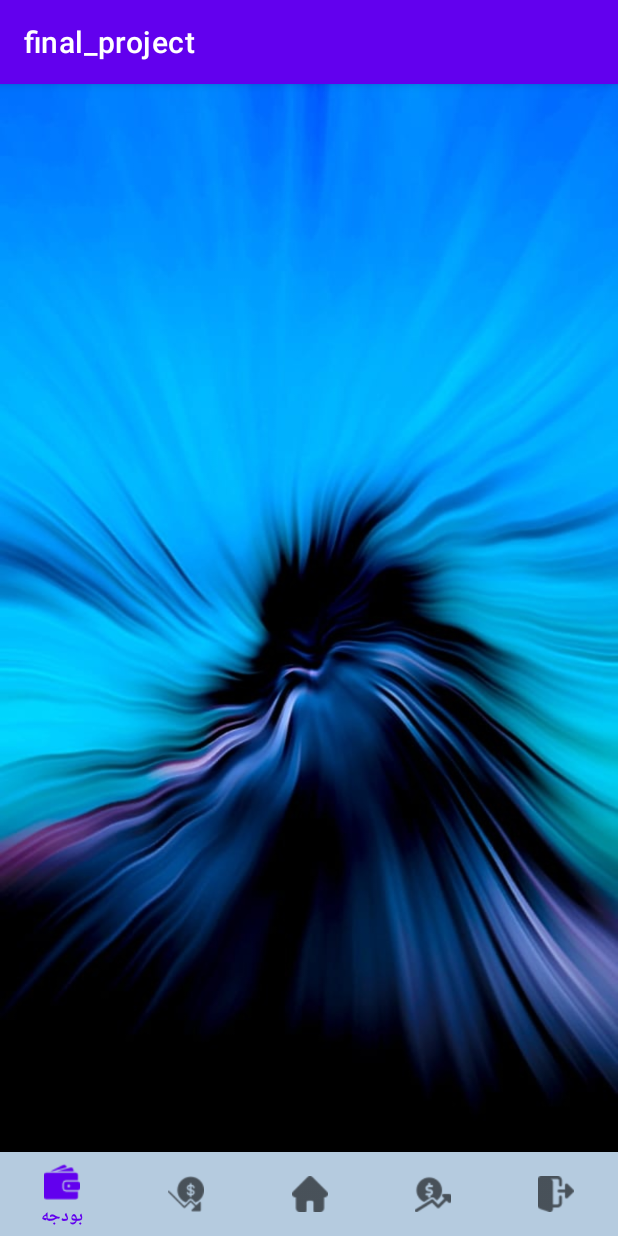
After one commit to rpadideh/final, an Android app: the dashboardActivity screen opened directly, with no data from a screen before it, on a phone screen of 412 x 824 dp. The commit adds this screen. Run offline under Robolectric (Android 15) with nearby library versions, the phone set to English and light mode, and no system bars.

Commit message:
main page

```diff
--- a/app/build.gradle
+++ b/app/build.gradle
@@ -37,6 +37,7 @@ dependencies {
     implementation 'androidx.constraintlayout:constraintlayout:2.0.4'
     implementation 'com.google.firebase:firebase-auth:21.0.1'
     implementation 'com.google.firebase:firebase-firestore:23.0.1'
+    implementation 'androidx.mediarouter:mediarouter:1.1.0'
     testImplementation 'junit:junit:4.+'
     androidTestImplementation 'androidx.test.ext:junit:1.1.2'
     androidTestImplementation 'androidx.test.espresso:espresso-core:3.3.0'
--- a/app/src/main/AndroidManifest.xml
+++ b/app/src/main/AndroidManifest.xml
@@ -9,7 +9,8 @@
         android:roundIcon="@mipmap/ic_launcher_round"
         android:supportsRtl="true"
         android:theme="@style/Theme.Final_project">
-        <activity android:name=".signupActivity"></activity>
+        <activity android:name=".dashboardActivity"></activity>
+        <activity android:name=".signupActivity" />
         <activity android:name=".loginActivity" />
         <activity android:name=".MainActivity">
             <intent-filter>
--- /dev/null
+++ b/app/src/main/java/com/example/final_project/dashboardActivity.java
@@ -0,0 +1,14 @@
+package com.example.final_project;
+
+import androidx.appcompat.app.AppCompatActivity;
+
+import android.os.Bundle;
+
+public class dashboardActivity extends AppCompatActivity {
+
+    @Override
+    protected void onCreate(Bundle savedInstanceState) {
+        super.onCreate(savedInstanceState);
+        setContentView(R.layout.activity_dashboard);
+    }
+}
--- /dev/null
+++ b/app/src/main/res/layout/activity_dashboard.xml
@@ -0,0 +1,29 @@
+<?xml version="1.0" encoding="utf-8"?>
+<androidx.constraintlayout.widget.ConstraintLayout xmlns:android="http://schemas.android.com/apk/res/android"
+    xmlns:app="http://schemas.android.com/apk/res-auto"
+    xmlns:tools="http://schemas.android.com/tools"
+    android:layout_width="match_parent"
+    android:layout_height="match_parent"
+    android:background="@drawable/bc2"
+    tools:context=".dashboardActivity">
+
+    <com.google.android.material.bottomnavigation.BottomNavigationView
+        android:id="@+id/bottomNavigationView"
+        android:layout_width="0dp"
+        android:layout_height="wrap_content"
+        android:background="#B5CBDF"
+        app:labelVisibilityMode="selected"
+        app:layout_constraintBottom_toBottomOf="parent"
+        app:layout_constraintEnd_toEndOf="parent"
+        app:layout_constraintTop_toTopOf="parent"
+        app:layout_constraintVertical_bias="1.0"
+        app:menu="@menu/menu">
+
+    </com.google.android.material.bottomnavigation.BottomNavigationView>
+
+    <androidx.cardview.widget.CardView
+        android:layout_width="match_parent"
+        android:layout_height="wrap_content"
+        app:layout_constraintBottom_toBottomOf="@+id/bottomNavigationView"
+        app:layout_constraintTop_toTopOf="parent" />
+</androidx.constraintlayout.widget.ConstraintLayout>
--- a/app/src/main/res/layout/activity_login.xml
+++ b/app/src/main/res/layout/activity_login.xml
@@ -4,14 +4,15 @@
     xmlns:tools="http://schemas.android.com/tools"
     android:layout_width="match_parent"
     android:layout_height="match_parent"
-    android:background="@drawable/txtbox"
+    android:background="@drawable/bc2"
     tools:context=".loginActivity">
 
     <androidx.cardview.widget.CardView
         android:layout_width="match_parent"
         android:layout_height="wrap_content"
         app:layout_constraintBottom_toBottomOf="parent"
-        app:layout_constraintTop_toTopOf="parent">
+        app:layout_constraintTop_toTopOf="parent"
+        tools:layout_editor_absoluteX="10dp">
 
         <LinearLayout
             android:layout_width="match_parent"
--- a/app/src/main/res/layout/activity_main.xml
+++ b/app/src/main/res/layout/activity_main.xml
@@ -4,6 +4,7 @@
     xmlns:tools="http://schemas.android.com/tools"
     android:layout_width="match_parent"
     android:layout_height="match_parent"
+    android:background="@drawable/bc2"
     tools:context=".MainActivity">
 
     <ImageView
--- a/app/src/main/res/layout/activity_signup.xml
+++ b/app/src/main/res/layout/activity_signup.xml
@@ -4,13 +4,14 @@
     xmlns:tools="http://schemas.android.com/tools"
     android:layout_width="match_parent"
     android:layout_height="match_parent"
+    android:background="@drawable/bc2"
     tools:context=".signupActivity">
 
     <androidx.cardview.widget.CardView
         android:layout_width="match_parent"
         android:layout_height="wrap_content"
-        android:layout_margin="30dp"
-        app:cardCornerRadius="30dp"
+        android:layout_margin="10dp"
+        app:cardCornerRadius="10dp"
         app:layout_constraintBottom_toBottomOf="parent"
         app:layout_constraintTop_toTopOf="parent"
         tools:layout_editor_absoluteX="30dp">
--- /dev/null
+++ b/app/src/main/res/menu/menu.xml
@@ -0,0 +1,21 @@
+<?xml version="1.0" encoding="utf-8"?>
+<menu xmlns:app="http://schemas.android.com/apk/res-auto"
+    xmlns:android="http://schemas.android.com/apk/res/android">
+
+    <item
+        android:icon="@drawable/wallet"
+        android:title="بودجه" />
+    <item
+        android:icon="@drawable/dollar"
+        android:title="هزینه" />
+    <item
+        android:icon="@drawable/home"
+        android:title="خانه"
+        app:showAsAction="always" />
+    <item
+        android:icon="@drawable/growth"
+        android:title="درآمد" />
+    <item
+        android:icon="@drawable/logout"
+        android:title="خروج" />
+</menu>
```
Also changed, not shown: app/src/main/res/drawable-v24/bc2.jpg (renamed from app/src/main/res/drawable-v24/174-1742582_macro-photography.jpg), app/src/main/res/drawable/bc.jpg (renamed from app/src/main/res/drawable/Black-3D-Blocks-iphone-wallpaper-ilikewallpaper_com_200.jpg), app/src/main/res/drawable/clock.png (added), app/src/main/res/drawable/dollar.png (added), app/src/main/res/drawable/growth.png (added), app/src/main/res/drawable/home.png (added), app/src/main/res/drawable/logout.png (added), app/src/main/res/drawable/settings.png (added), app/src/main/res/drawable/wallet.png (added).
